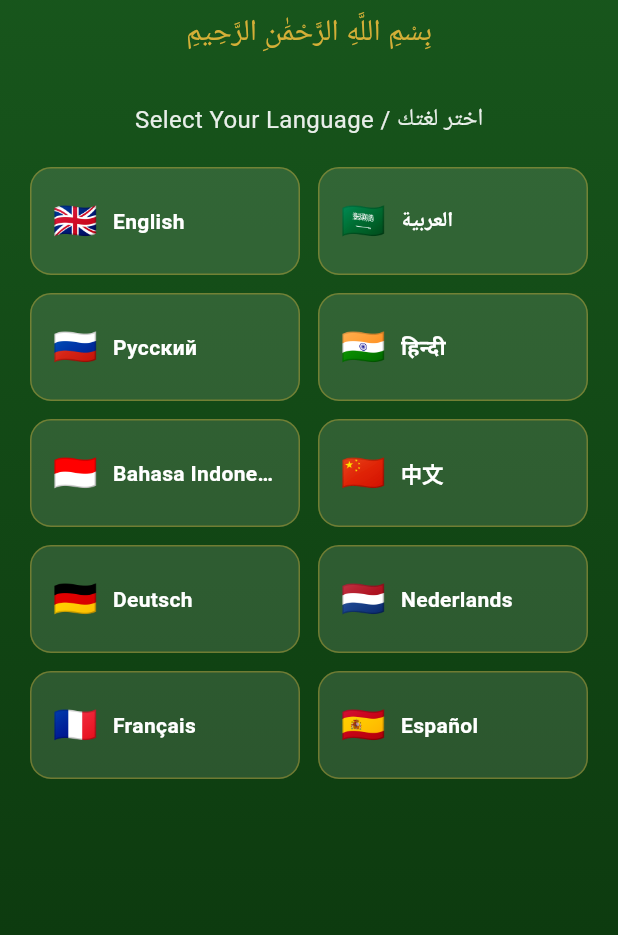
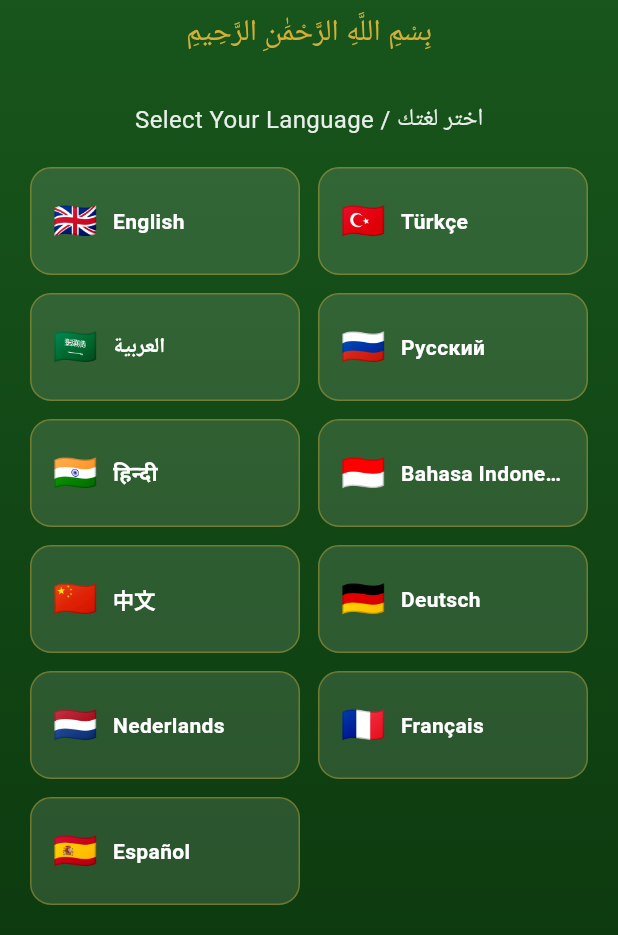
Before and after one commit to safvan96/islamic-companion-app, a Flutter app: the screen it shows after launch, on a phone screen of 412 x 824 dp, the part 301-1236 px from its top. Run offline on Flutter 3.47's test engine with Material 3 defaults, Android fonts, the phone set to English and light mode, and no system bars; our stand-ins replace google_mobile_ads, shared_preferences.

Commit message:
Add Turkish (Türkçe) language support - now 11 languages
- Full Turkish UI translations
- Turkish hadith translations for all 10 hadiths
- Turkish flag and language name in selector
- Updated README with correct repo URL and Turkish language
- Fixed assets/images directory
- Updated tests for 11 languages

Co-Authored-By: Claude Opus 4.6 (1M context) <noreply@anthropic.com>

```diff
--- a/lib/l10n/app_localizations.dart
+++ b/lib/l10n/app_localizations.dart
@@ -14,6 +14,7 @@ class AppLocalizations {
 
   static const List<Locale> supportedLocales = [
     Locale('en'),
+    Locale('tr'),
     Locale('ar'),
     Locale('ru'),
     Locale('hi'),
@@ -68,6 +69,49 @@ class AppLocalizations {
       'todayHadith': "Today's Hadith",
       'readMore': 'Read More',
       'degrees': 'degrees',
+    },
+    'tr': {
+      'appTitle': 'İslami Rehber',
+      'prayerTimes': 'Namaz Vakitleri',
+      'qibla': 'Kıble',
+      'dhikr': 'Zikir',
+      'hadiths': 'Hadisler',
+      'surahs': 'Sureler',
+      'sadaqah': 'Sadaka',
+      'settings': 'Ayarlar',
+      'fajr': 'İmsak',
+      'sunrise': 'Güneş',
+      'dhuhr': 'Öğle',
+      'asr': 'İkindi',
+      'maghrib': 'Akşam',
+      'isha': 'Yatsı',
+      'nextPrayer': 'Sonraki Namaz',
+      'timeRemaining': 'Kalan Süre',
+      'counter': 'Sayaç',
+      'total': 'Toplam',
+      'reset': 'Sıfırla',
+      'target': 'Hedef',
+      'qiblaDirection': 'Kıble Yönü',
+      'pointTowards': 'Telefonunuzu Kabe yönüne doğrultun',
+      'watchAd': 'Sadaka İçin Reklam İzle',
+      'sadaqahMessage': 'Reklam gelirinin yarısı sizin adınıza sadaka olarak bağışlanacaktır. Allah kabul etsin!',
+      'sadaqahThank': 'Allah razı olsun! Sadakanız kaydedildi.',
+      'selectLanguage': 'Dilinizi Seçin',
+      'welcomeMessage': 'İslami Rehber\'e Hoş Geldiniz',
+      'continueBtn': 'Devam',
+      'darkMode': 'Karanlık Mod',
+      'language': 'Dil',
+      'location': 'Konum',
+      'listenRecitation': 'Tilavet Dinle',
+      'translation': 'Meal',
+      'transliteration': 'Okunuş',
+      'home': 'Ana Sayfa',
+      'noLocation': 'Lütfen konum servislerini etkinleştirin',
+      'loading': 'Yükleniyor...',
+      'adNotReady': 'Reklam yükleniyor, lütfen bekleyin...',
+      'todayHadith': 'Günün Hadisi',
+      'readMore': 'Devamını Oku',
+      'degrees': 'derece',
     },
     'ar': {
       'appTitle': 'الرفيق الإسلامي',
@@ -471,7 +515,7 @@ class _AppLocalizationsDelegate
 
   @override
   bool isSupported(Locale locale) {
-    return ['en', 'ar', 'ru', 'hi', 'id', 'zh', 'de', 'nl', 'fr', 'es']
+    return ['en', 'tr', 'ar', 'ru', 'hi', 'id', 'zh', 'de', 'nl', 'fr', 'es']
         .contains(locale.languageCode);
   }
 
--- a/lib/models/hadith_model.dart
+++ b/lib/models/hadith_model.dart
@@ -16,6 +16,7 @@ class HadithModel {
       arabic: 'إِنَّمَا الأَعْمَالُ بِالنِّيَّاتِ وَإِنَّمَا لِكُلِّ امْرِئٍ مَا نَوَى',
       translations: {
         'en': 'Actions are judged by intentions, and every person will get what they intended.',
+        'tr': 'Ameller niyetlere göredir ve herkes niyet ettiğini elde eder.',
         'ar': 'إنما الأعمال بالنيات وإنما لكل امرئ ما نوى',
         'ru': 'Дела оцениваются по намерениям, и каждый получит то, что намеревался.',
         'hi': 'कर्म नीयतों पर निर्भर हैं, और हर व्यक्ति को वही मिलेगा जो उसने नीयत किया।',
@@ -33,6 +34,7 @@ class HadithModel {
       arabic: 'خَيْرُكُمْ مَنْ تَعَلَّمَ الْقُرْآنَ وَعَلَّمَهُ',
       translations: {
         'en': 'The best of you are those who learn the Quran and teach it.',
+        'tr': 'Sizin en hayırlınız Kur\'an\'ı öğrenen ve öğretendir.',
         'ar': 'خيركم من تعلم القرآن وعلمه',
         'ru': 'Лучшие из вас — те, кто изучает Коран и обучает ему.',
         'hi': 'तुम में सबसे अच्छे वे हैं जो कुरान सीखें और सिखाएं।',
@@ -50,6 +52,7 @@ class HadithModel {
       arabic: 'لَا يُؤْمِنُ أَحَدُكُمْ حَتَّى يُحِبَّ لأَخِيهِ مَا يُحِبُّ لِنَفْسِهِ',
       translations: {
         'en': 'None of you truly believes until he loves for his brother what he loves for himself.',
+        'tr': 'Sizden biriniz kendisi için istediğini kardeşi için de istemedikçe gerçek mümin olamaz.',
         'ar': 'لا يؤمن أحدكم حتى يحب لأخيه ما يحب لنفسه',
         'ru': 'Не уверует никто из вас, пока не полюбит для брата своего то, что любит для себя.',
         'hi': 'तुम में से कोई तब तक सच्चा मोमिन नहीं जब तक अपने भाई के लिए वही न चाहे जो अपने लिए चाहता है।',
@@ -67,6 +70,7 @@ class HadithModel {
       arabic: 'مَنْ كَانَ يُؤْمِنُ بِاللَّهِ وَالْيَوْمِ الآخِرِ فَلْيَقُلْ خَيْرًا أَوْ لِيَصْمُتْ',
       translations: {
         'en': 'Whoever believes in Allah and the Last Day, let him speak good or remain silent.',
+        'tr': 'Allah\'a ve ahiret gününe iman eden kimse ya hayır söylesin ya da sussun.',
         'ar': 'من كان يؤمن بالله واليوم الآخر فليقل خيراً أو ليصمت',
         'ru': 'Кто верует в Аллаха и Судный день, пусть говорит благое или молчит.',
         'hi': 'जो अल्लाह और आखिरत के दिन पर ईमान रखता है, वह अच्छी बात कहे या चुप रहे।',
@@ -84,6 +88,7 @@ class HadithModel {
       arabic: 'الدُّنْيَا سِجْنُ الْمُؤْمِنِ وَجَنَّةُ الْكَافِرِ',
       translations: {
         'en': 'The world is a prison for the believer and a paradise for the disbeliever.',
+        'tr': 'Dünya müminin zindanı, kâfirin cennetidir.',
         'ar': 'الدنيا سجن المؤمن وجنة الكافر',
         'ru': 'Мир — тюрьма для верующего и рай для неверующего.',
         'hi': 'दुनिया मोमिन के लिए कैदखाना है और काफिर के लिए जन्नत है।',
@@ -101,6 +106,7 @@ class HadithModel {
       arabic: 'تَبَسُّمُكَ فِي وَجْهِ أَخِيكَ لَكَ صَدَقَةٌ',
       translations: {
         'en': 'Your smile in the face of your brother is charity.',
+        'tr': 'Kardeşine gülümsemen sadakadır.',
         'ar': 'تبسمك في وجه أخيك لك صدقة',
         'ru': 'Твоя улыбка брату — это милостыня.',
         'hi': 'अपने भाई के चेहरे पर तुम्हारी मुस्कान सदका है।',
@@ -118,6 +124,7 @@ class HadithModel {
       arabic: 'الْمُسْلِمُ مَنْ سَلِمَ الْمُسْلِمُونَ مِنْ لِسَانِهِ وَيَدِهِ',
       translations: {
         'en': 'A Muslim is the one from whose tongue and hands other Muslims are safe.',
+        'tr': 'Müslüman, dilinden ve elinden diğer Müslümanların güvende olduğu kimsedir.',
         'ar': 'المسلم من سلم المسلمون من لسانه ويده',
         'ru': 'Мусульманин — тот, от языка и рук которого в безопасности другие мусульмане.',
         'hi': 'मुसलमान वह है जिसकी जुबान और हाथ से दूसरे मुसलमान सुरक्षित रहें।',
@@ -135,6 +142,7 @@ class HadithModel {
       arabic: 'إِنَّ اللَّهَ لَا يَنْظُرُ إِلَى صُوَرِكُمْ وَأَمْوَالِكُمْ وَلَكِنْ يَنْظُرُ إِلَى قُلُوبِكُمْ وَأَعْمَالِكُمْ',
       translations: {
         'en': 'Allah does not look at your appearance or your wealth, but He looks at your hearts and your deeds.',
+        'tr': 'Allah sizin suretlerinize ve mallarınıza değil, kalplerinize ve amellerinize bakar.',
         'ar': 'إن الله لا ينظر إلى صوركم وأموالكم ولكن ينظر إلى قلوبكم وأعمالكم',
         'ru': 'Аллах не смотрит на вашу внешность и богатство, но смотрит на ваши сердца и дела.',
         'hi': 'अल्लाह तुम्हारी शक्ल और दौलत नहीं देखता, बल्कि तुम्हारे दिलों और अमल को देखता है।',
@@ -152,6 +160,7 @@ class HadithModel {
       arabic: 'اتَّقِ اللَّهَ حَيْثُمَا كُنْتَ وَأَتْبِعِ السَّيِّئَةَ الْحَسَنَةَ تَمْحُهَا وَخَالِقِ النَّاسَ بِخُلُقٍ حَسَنٍ',
       translations: {
         'en': 'Fear Allah wherever you are, follow a bad deed with a good one to erase it, and treat people with good character.',
+        'tr': 'Nerede olursan ol Allah\'tan kork, kötülüğün arkasından iyilik yap ki onu silsin ve insanlara güzel ahlakla muamele et.',
         'ar': 'اتق الله حيثما كنت وأتبع السيئة الحسنة تمحها وخالق الناس بخلق حسن',
         'ru': 'Бойся Аллаха, где бы ты ни был, за плохим делом соверши хорошее — оно сотрёт его, и обходись с людьми хорошо.',
         'hi': 'जहां भी हो अल्लाह से डरो, बुराई के बाद नेकी करो वह उसे मिटा देगी, और लोगों से अच्छे अख़लाक़ से पेश आओ।',
@@ -169,6 +178,7 @@ class HadithModel {
       arabic: 'مَنْ سَلَكَ طَرِيقًا يَلْتَمِسُ فِيهِ عِلْمًا سَهَّلَ اللَّهُ لَهُ طَرِيقًا إِلَى الْجَنَّةِ',
       translations: {
         'en': 'Whoever travels a path seeking knowledge, Allah will make easy for him a path to Paradise.',
+        'tr': 'Kim ilim öğrenmek için bir yola girerse, Allah ona cennete giden yolu kolaylaştırır.',
         'ar': 'من سلك طريقاً يلتمس فيه علماً سهل الله له طريقاً إلى الجنة',
         'ru': 'Кто отправится в путь ради поиска знаний, Аллах облегчит ему путь в Рай.',
         'hi': 'जो इल्म की तलाश में किसी रास्ते पर चलता है, अल्लाह उसके लिए जन्नत का रास्ता आसान कर देता है।',
--- a/lib/utils/constants.dart
+++ b/lib/utils/constants.dart
@@ -10,6 +10,7 @@ class AppConstants {
 
   static const Map<String, String> languageNames = {
     'en': 'English',
+    'tr': 'Türkçe',
     'ar': 'العربية',
     'ru': 'Русский',
     'hi': 'हिन्दी',
@@ -23,6 +24,7 @@ class AppConstants {
 
   static const Map<String, String> languageFlags = {
     'en': '🇬🇧',
+    'tr': '🇹🇷',
     'ar': '🇸🇦',
     'ru': '🇷🇺',
     'hi': '🇮🇳',
```
Also changed, not shown: 4 other files.
